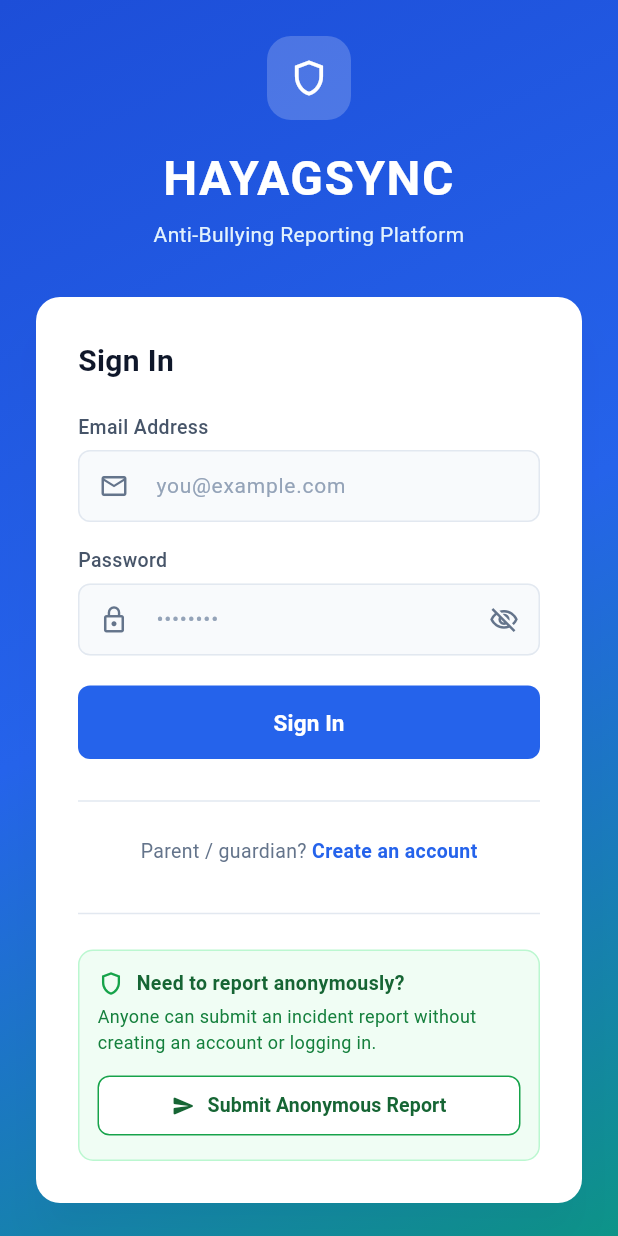
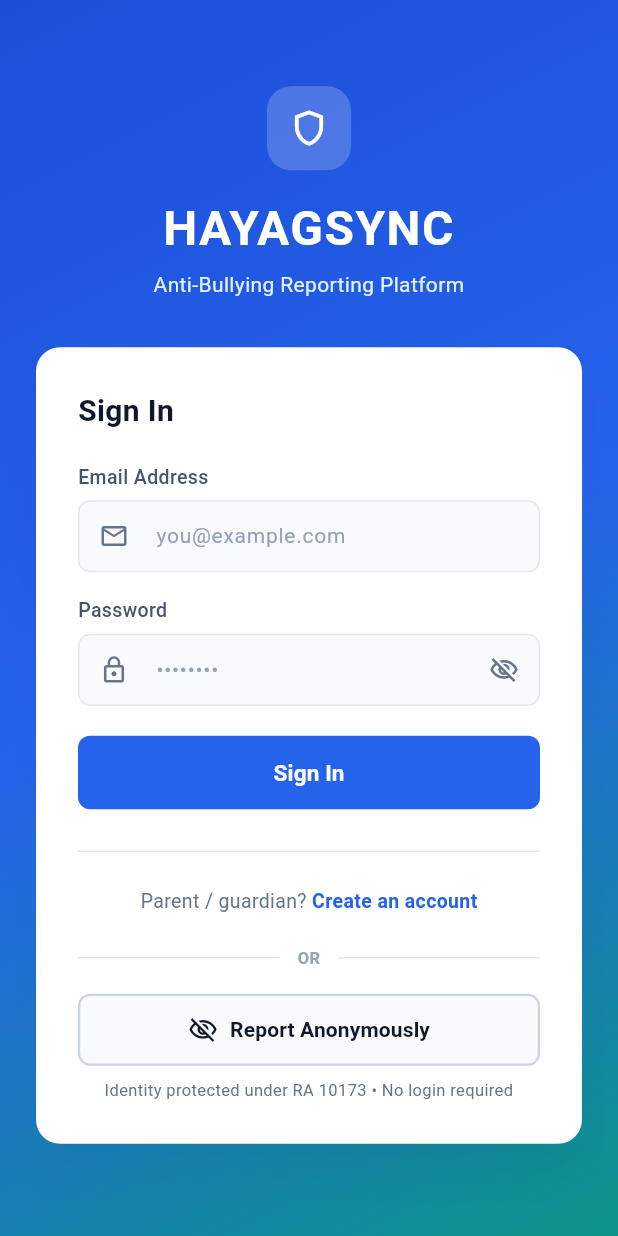
Before and after one commit to feayahne/HayagSYNC_FRONTend, a Flutter app: the screen it shows after launch, on a phone screen of 412 x 824 dp. Run offline on Flutter 3.47's test engine with Material 3 defaults, Android fonts, the phone set to English and light mode, and no system bars; our stand-ins replace file_picker, permission_handler, supabase_flutter, video_player; accounts and stored records are empty; Roboto replaces fonts that are missing (Outfit).

Commit message:
Update login screen

```diff
--- a/lib/screens/auth/login_screen.dart
+++ b/lib/screens/auth/login_screen.dart
@@ -320,68 +320,47 @@ class _LoginScreenState extends State<LoginScreen> {
                               ],
                             ),
 
-                            const SizedBox(height: 24),
-                            const Divider(color: Color(0xFFE2E8F0)),
+                            const SizedBox(height: 20),
+                            const Row(
+                              children: [
+                                Expanded(child: Divider(color: Color(0xFFE2E8F0))),
+                                Padding(
+                                  padding: EdgeInsets.symmetric(horizontal: 12),
+                                  child: Text('OR', style: TextStyle(color: Color(0xFF94A3B8), fontSize: 11, fontWeight: FontWeight.bold)),
+                                ),
+                                Expanded(child: Divider(color: Color(0xFFE2E8F0))),
+                              ],
+                            ),
                             const SizedBox(height: 16),
 
-                            // Anonymous Reporting (No Account Required)
-                            Container(
-                              decoration: BoxDecoration(
-                                color: const Color(0xFFF0FDF4),
-                                borderRadius: BorderRadius.circular(10),
-                                border: Border.all(color: const Color(0xFFBBF7D0)),
-                              ),
-                              padding: const EdgeInsets.all(12),
-                              child: Column(
-                                children: [
-                                  Row(
-                                    children: const [
-                                      Icon(Icons.shield_outlined, color: Color(0xFF16A34A), size: 18),
-                                      SizedBox(width: 8),
-                                      Expanded(
-                                        child: Text(
-                                          'Need to report anonymously?',
-                                          style: TextStyle(
-                                            fontWeight: FontWeight.bold,
-                                            fontSize: 13,
-                                            color: Color(0xFF166534),
-                                          ),
-                                        ),
-                                      ),
-                                    ],
-                                  ),
-                                  const SizedBox(height: 4),
-                                  const Text(
-                                    'Anyone can submit an incident report without creating an account or logging in.',
-                                    style: TextStyle(fontSize: 12, color: Color(0xFF15803D)),
-                                  ),
-                                  const SizedBox(height: 10),
-                                  SizedBox(
-                                    width: double.infinity,
-                                    child: OutlinedButton.icon(
+                            // Anonymous Report Action Button
+                            OutlinedButton.icon(
                               onPressed: () {
                                 Navigator.of(context).push(
                                   MaterialPageRoute(builder: (_) => const AnonymousReportScreen()),
                                 );
                               },
-                                      icon: const Icon(Icons.send_rounded, size: 16),
+                              icon: const Icon(Icons.visibility_off_outlined, size: 20, color: Color(0xFF0F172A)),
                               label: const Text(
-                                        'Submit Anonymous Report',
-                                        style: TextStyle(fontWeight: FontWeight.bold, fontSize: 13),
+                                'Report Anonymously',
+                                style: TextStyle(
+                                  color: Color(0xFF0F172A),
+                                  fontWeight: FontWeight.bold,
+                                  fontSize: 14,
+                                ),
                               ),
                               style: OutlinedButton.styleFrom(
-                                        foregroundColor: const Color(0xFF166534),
-                                        backgroundColor: Colors.white,
-                                        side: const BorderSide(color: Color(0xFF16A34A)),
-                                        padding: const EdgeInsets.symmetric(vertical: 10),
-                                        shape: RoundedRectangleBorder(
-                                          borderRadius: BorderRadius.circular(8),
+                                padding: const EdgeInsets.symmetric(vertical: 14),
+                                side: const BorderSide(color: Color(0xFFCBD5E1), width: 1.5),
+                                shape: RoundedRectangleBorder(borderRadius: BorderRadius.circular(8)),
+                                backgroundColor: const Color(0xFFF8FAFC),
                               ),
                             ),
-                                    ),
-                                  ),
-                                ],
-                              ),
+                            const SizedBox(height: 8),
+                            const Text(
+                              'Identity protected under RA 10173 • No login required',
+                              textAlign: TextAlign.center,
+                              style: TextStyle(color: Color(0xFF64748B), fontSize: 11),
                             ),
                           ],
                         ),
```
Lines whose indentation alone changed are shown as unchanged.
